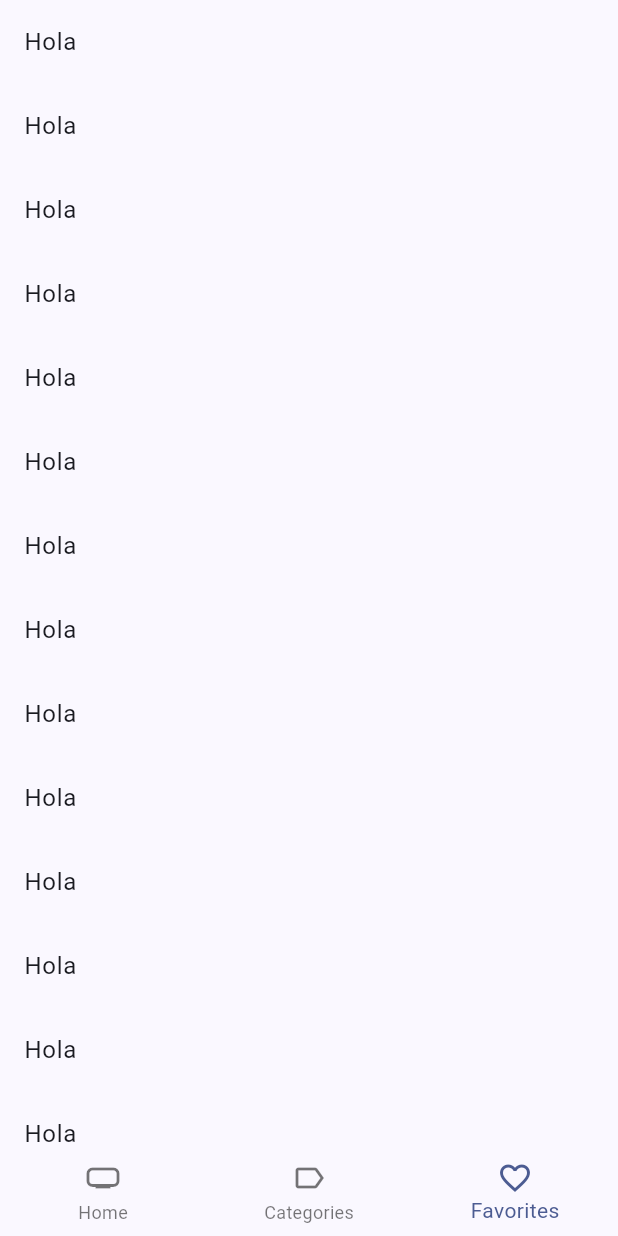
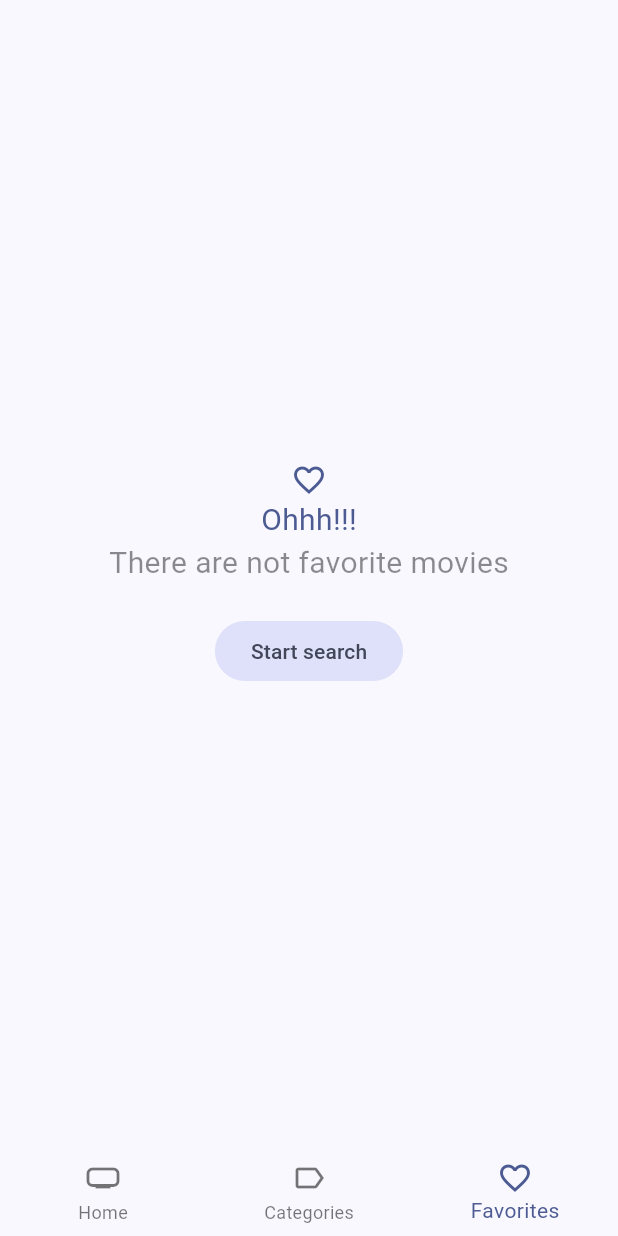
Before and after one commit to samuel005005/moviesApp, a Flutter app: the screen it shows after launch, item 3 of the bottom bar chosen, on a phone screen of 412 x 824 dp. Run offline on Flutter 3.47's test engine with Material 2 defaults, Android fonts, the phone set to English and light mode, and no system bars; our stand-ins replace animate_do, card_swiper, dio, flutter_dotenv, flutter_riverpod, go_router and 1 more; accounts and stored records are empty; generated files the repository leaves out were written again; network calls fail.

Commit message:
add favorite movie

```diff
--- a/lib/presentation/screens/movies/movie_screen.dart
+++ b/lib/presentation/screens/movies/movie_screen.dart
@@ -191,7 +191,9 @@ class _CustomSliverAppBar extends ConsumerWidget {
       actions: [
         IconButton(
           onPressed: () async {
-            await ref.watch(localStorageProvider).toggleFavorite(movie);
+            await ref
+                .read(favoriteMoviesProvider.notifier)
+                .toggleFavorite(movie);
             ref.invalidate(isFavoriteProvider(movie.id));
           },
           icon: isFavoriteFutute.when(
--- a/lib/presentation/views/home_views/favorite_view.dart
+++ b/lib/presentation/views/home_views/favorite_view.dart
@@ -1,7 +1,8 @@
 import 'package:flutter/material.dart';
 import 'package:flutter_riverpod/flutter_riverpod.dart';
-import 'package:moviesapp/domain/entities/movie.dart';
+import 'package:go_router/go_router.dart';
 import 'package:moviesapp/presentation/providers/providers.dart';
+import 'package:moviesapp/presentation/widgets/widgets.dart';
 
 class FavoriteView extends ConsumerStatefulWidget {
   const FavoriteView({super.key});
@@ -11,22 +12,61 @@ class FavoriteView extends ConsumerStatefulWidget {
 }
 
 class FavoriteViewState extends ConsumerState<FavoriteView> {
+  bool isLasPage = false;
+  bool isLoading = false;
+
   @override
   void initState() {
     super.initState();
-    ref.read(favoriteMoviesProvider.notifier).loadNextPage();
+    loadNextPage();
+  }
+
+  void loadNextPage() async {
+    if (isLoading || isLasPage) return;
+
+    isLoading = true;
+    final movies =
+        await ref.read(favoriteMoviesProvider.notifier).loadNextPage();
+    isLoading = false;
+
+    if (movies.isEmpty) {
+      isLasPage = true;
+    }
   }
 
   @override
   Widget build(BuildContext context) {
-    final Map<int, Movie> movies = ref.watch(favoriteMoviesProvider);
-    print(movies);
-    return Scaffold(body: ListView.builder(
-      itemBuilder: (context, index) {
-        return ListTile(
-          title: Text('Hola'),
-        );
-      },
-    ));
+    final movies = ref.watch(favoriteMoviesProvider).values.toList();
+
+    if (movies.isEmpty) {
+      final colors = Theme.of(context).colorScheme;
+      return Center(
+        child: Column(
+          mainAxisAlignment: MainAxisAlignment.center,
+          crossAxisAlignment: CrossAxisAlignment.center,
+          children: [
+            Icon(Icons.favorite_outline_sharp, color: colors.primary),
+            Text('Ohhh!!!',
+                style: TextStyle(fontSize: 20, color: colors.primary)),
+            const Text(
+              'There are not favorite movies',
+              style: TextStyle(fontSize: 20, color: Colors.black45),
+            ),
+            const SizedBox(height: 20),
+            FilledButton.tonal(
+              onPressed: () => context.go('/home/0'),
+              child: const Text('Start search'),
+            )
+          ],
+        ),
+      );
+    }
+
+    return Scaffold(
+      body: MovieMasonry(
+        loadNextPage: loadNextPage,
+        movies: movies,
+      ),
+    );
   }
 }
--- a/lib/presentation/widgets/widgets.dart
+++ b/lib/presentation/widgets/widgets.dart
@@ -3,3 +3,5 @@ export 'movies/movies_slidershow.dart';
 export 'shared/custom_appbar.dart';
 export 'shared/custom_bottom_navigator.dart';
 export 'movies/movies_horizontal_listview.dart';
+export 'movies/movie_masonry.dart';
+export 'movies/movie_poster_link.dart';
--- a/pubspec.yaml
+++ b/pubspec.yaml
@@ -37,6 +37,7 @@ dependencies:
   flutter_dotenv: ^5.0.2
   flutter_launcher_icons: ^0.13.1
   flutter_riverpod: ^2.3.6
+  flutter_staggered_grid_view: ^0.6.2
   go_router: ^6.5.8
   intl: ^0.18.1
   isar: ^3.1.0+1
```
Also changed, not shown: lib/presentation/providers/storage/favorite_movies_provider.dart (+16 -3 lines), lib/presentation/widgets/movies/movie_masonry.dart (added, +66 -0 lines), lib/presentation/widgets/movies/movie_poster_link.dart (added, +22 -0 lines), pubspec.lock.
